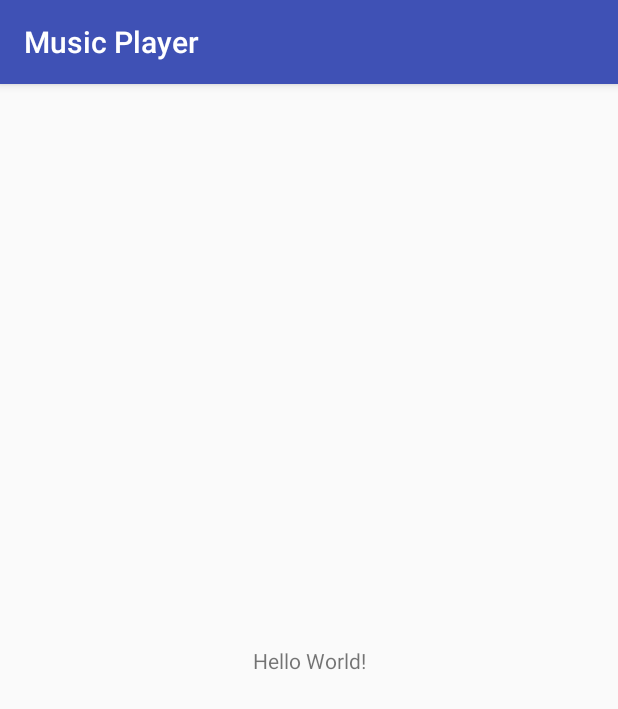
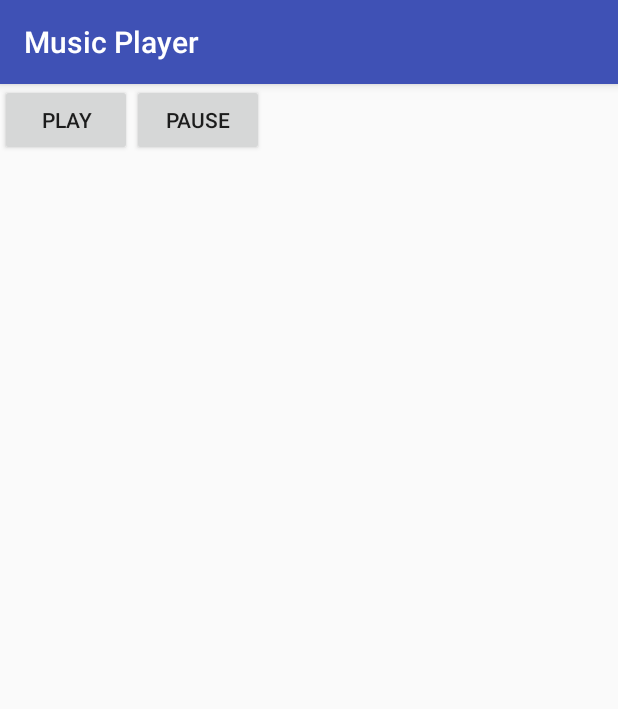
Before and after one commit to RaghavAwasthi/Music-Player, an Android app: the screen it shows after launch (MainActivity), on a phone screen of 412 x 824 dp. Shown: the top 709 px of the screen. Run offline under Robolectric (Android 15) with nearby library versions, the phone set to English and light mode, and no system bars.

Commit message:
Updated little code

```diff
--- a/app/src/main/java/com/rvai/musicplayer/MainActivity.java
+++ b/app/src/main/java/com/rvai/musicplayer/MainActivity.java
@@ -1,7 +1,10 @@
 package com.rvai.musicplayer;
 
+import android.media.MediaPlayer;
 import android.support.v7.app.AppCompatActivity;
 import android.os.Bundle;
+import android.view.View;
+import android.widget.Button;
 
 public class MainActivity extends AppCompatActivity {
 
@@ -9,5 +12,25 @@ public class MainActivity extends AppCompatActivity {
     protected void onCreate(Bundle savedInstanceState) {
         super.onCreate(savedInstanceState);
         setContentView(R.layout.activity_main);
+
+        final MediaPlayer mediaPlayer = MediaPlayer.create(this,R.raw.song);
+
+
+        Button play=(Button)findViewById(R.id.play);
+        play.setOnClickListener(new View.OnClickListener() {
+            @Override
+            public void onClick(View v) {
+                mediaPlayer.start();
+
+            }
+        });
+
+        Button pause=(Button)findViewById(R.id.pause);
+        pause.setOnClickListener(new View.OnClickListener() {
+            @Override
+            public void onClick(View v) {
+mediaPlayer.pause();
+            }
+        });
     }
 }
--- a/app/src/main/res/layout/activity_main.xml
+++ b/app/src/main/res/layout/activity_main.xml
@@ -1,18 +1,19 @@
 <?xml version="1.0" encoding="utf-8"?>
-<android.support.constraint.ConstraintLayout xmlns:android="http://schemas.android.com/apk/res/android"
+<LinearLayout xmlns:android="http://schemas.android.com/apk/res/android"
     xmlns:app="http://schemas.android.com/apk/res-auto"
     xmlns:tools="http://schemas.android.com/tools"
     android:layout_width="match_parent"
     android:layout_height="match_parent"
     tools:context="com.rvai.musicplayer.MainActivity">
 
-    <TextView
+   <Button
+       android:layout_width="wrap_content"
+       android:layout_height="wrap_content"
+       android:text="play"
+       android:id="@+id/play"/>
+    <Button
+        android:id="@+id/pause"
         android:layout_width="wrap_content"
         android:layout_height="wrap_content"
-        android:text="Hello World!"
-        app:layout_constraintBottom_toBottomOf="parent"
-        app:layout_constraintLeft_toLeftOf="parent"
-        app:layout_constraintRight_toRightOf="parent"
-        app:layout_constraintTop_toTopOf="parent" />
-
-</android.support.constraint.ConstraintLayout>
+        android:text="pause"/>
+</LinearLayout>
```
Also changed, not shown: 1 other file.
